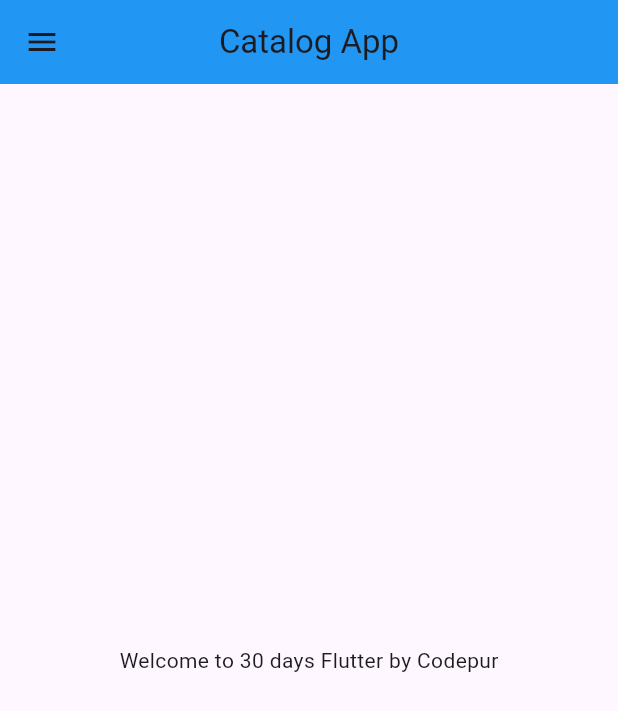
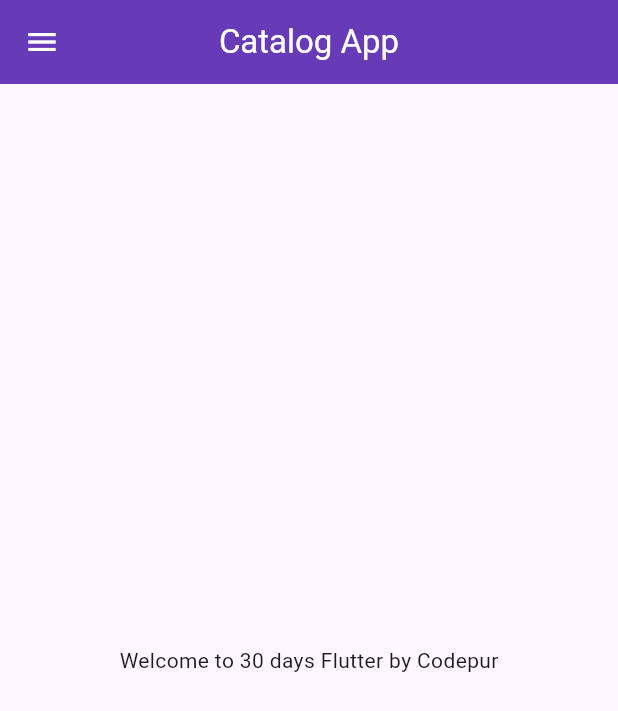
Before and after one commit to dharmikparmar576-sketch/flutter_catlog, a Flutter app: the screen it shows after launch, on a phone screen of 412 x 824 dp. Shown: the top 711 px of the screen. Run offline on Flutter 3.47's test engine with Material 3 defaults, Android fonts, the phone set to English and light mode, and no system bars.

Commit message:
home page completed

```diff
--- a/lib/main.dart
+++ b/lib/main.dart
@@ -1,19 +1,21 @@
 import 'package:flutter/material.dart';
-import 'package:flutter_catlog/home_page.dart';
+import 'package:flutter_catlog/pages/home_page.dart';
 
 void main() {
   runApp(MyApp());
 }
 
 class MyApp extends StatelessWidget {
-  const MyApp({super.key});
-
   @override
   Widget build(BuildContext context) {
-
-
     return MaterialApp(
       home: HomePage(),
+      theme: ThemeData(
+        appBarTheme: const AppBarTheme(
+          backgroundColor: Colors.deepPurple,
+          foregroundColor: Colors.white, // Text color changes (Catalog App)
+        ),
+      ),
     );
   }
 }
--- a/lib/home_page.dart
+++ b/lib/pages/home_page.dart
@@ -7,11 +7,7 @@ class HomePage extends StatelessWidget {
   @override
   Widget build(BuildContext context) {
     return Scaffold(
-      appBar: AppBar(
-        backgroundColor: Colors.blue,
-        centerTitle: true,
-        title: Text("Catalog App"),
-      ),
+      appBar: AppBar(centerTitle: true, title: Text("Catalog App")),
       body: Center(
         child: Container(child: Text("Welcome to $days days Flutter by $name")),
       ),
```
